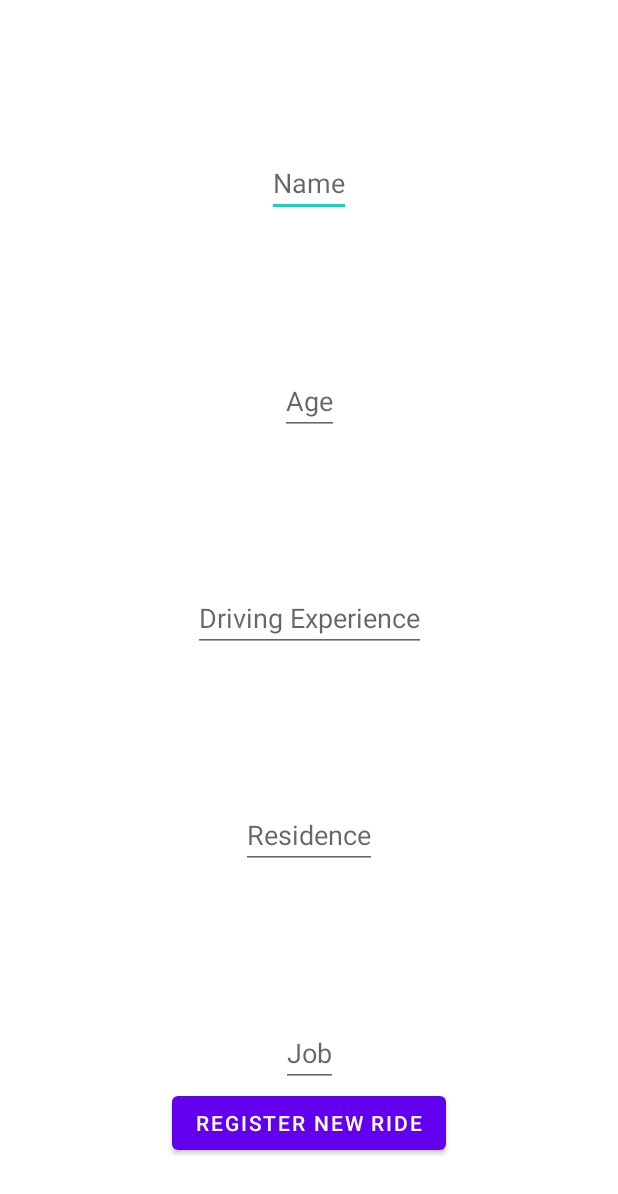
After one commit to 2rius/safer-driving, an Android app: the layout activity_register_driver.xml on its own in the app's theme, with its tools: preview values and no code run, on a phone screen of 412 x 824 dp. The commit adds this screen. Shown: the top 1194 px of the screen. Run offline under Robolectric (Android 15) with nearby library versions, the phone set to English and light mode, and no system bars.

Commit message:
layout and actvities

```diff
--- a/app/build.gradle
+++ b/app/build.gradle
@@ -42,6 +42,8 @@ dependencies {
     implementation 'androidx.appcompat:appcompat:1.6.1'
     implementation 'com.google.android.material:material:1.9.0'
     implementation 'androidx.constraintlayout:constraintlayout:2.1.4'
+    implementation 'androidx.navigation:navigation-fragment-ktx:2.6.0'
+    implementation 'androidx.navigation:navigation-ui-ktx:2.6.0'
     testImplementation 'junit:junit:4.13.2'
     androidTestImplementation 'androidx.test.ext:junit:1.1.5'
     androidTestImplementation 'androidx.test.espresso:espresso-core:3.5.1'
--- /dev/null
+++ b/app/src/main/res/layout/activity_register_driver.xml
@@ -0,0 +1,70 @@
+<?xml version="1.0" encoding="utf-8"?>
+<androidx.constraintlayout.widget.ConstraintLayout xmlns:android="http://schemas.android.com/apk/res/android"
+    xmlns:app="http://schemas.android.com/apk/res-auto"
+    xmlns:tools="http://schemas.android.com/tools"
+    android:layout_width="match_parent"
+    android:layout_height="match_parent"
+    tools:context=".activities.RegisterDriver">
+
+    <EditText
+        android:id="@+id/editTextName"
+        android:layout_width="wrap_content"
+        android:layout_height="wrap_content"
+        android:hint="Name"
+        app:layout_constraintTop_toTopOf="parent"
+        app:layout_constraintBottom_toTopOf="@+id/editTextAge"
+        app:layout_constraintStart_toStartOf="parent"
+        app:layout_constraintEnd_toEndOf="parent" />
+
+    <EditText
+        android:id="@+id/editTextAge"
+        android:layout_width="wrap_content"
+        android:layout_height="wrap_content"
+        android:hint="Age"
+        app:layout_constraintTop_toBottomOf="@+id/editTextName"
+        app:layout_constraintBottom_toTopOf="@+id/editTextDrivingExperience"
+        app:layout_constraintStart_toStartOf="parent"
+        app:layout_constraintEnd_toEndOf="parent" />
+
+    <EditText
+        android:id="@+id/editTextDrivingExperience"
+        android:layout_width="wrap_content"
+        android:layout_height="wrap_content"
+        android:hint="Driving Experience"
+        app:layout_constraintTop_toBottomOf="@+id/editTextAge"
+        app:layout_constraintBottom_toTopOf="@+id/editTextResidence"
+        app:layout_constraintStart_toStartOf="parent"
+        app:layout_constraintEnd_toEndOf="parent" />
+
+    <EditText
+        android:id="@+id/editTextResidence"
+        android:layout_width="wrap_content"
+        android:layout_height="wrap_content"
+        android:hint="Residence"
+        app:layout_constraintTop_toBottomOf="@+id/editTextDrivingExperience"
+        app:layout_constraintBottom_toTopOf="@+id/editTextJob"
+        app:layout_constraintStart_toStartOf="parent"
+        app:layout_constraintEnd_toEndOf="parent" />
+
+    <EditText
+        android:id="@+id/editTextJob"
+        android:layout_width="wrap_content"
+        android:layout_height="wrap_content"
+        android:hint="Job"
+        app:layout_constraintTop_toBottomOf="@+id/editTextResidence"
+        app:layout_constraintBottom_toBottomOf="parent"
+        app:layout_constraintStart_toStartOf="parent"
+        app:layout_constraintEnd_toEndOf="parent" />
+
+    <Button
+        android:id="@+id/register_new_ride"
+        android:layout_width="wrap_content"
+        android:layout_height="wrap_content"
+        android:text="@string/register_new_ride"
+        app:layout_constraintTop_toBottomOf="@id/editTextJob"
+        app:layout_constraintStart_toStartOf="parent"
+        app:layout_constraintEnd_toEndOf="parent" />
+
+    <!-- Add more EditText fields as needed -->
+
+</androidx.constraintlayout.widget.ConstraintLayout>
--- /dev/null
+++ b/app/src/main/res/values-land/dimens.xml
@@ -0,0 +1,3 @@
+<resources>
+    <dimen name="fab_margin">48dp</dimen>
+</resources>
--- /dev/null
+++ b/app/src/main/res/values-w1240dp/dimens.xml
@@ -0,0 +1,3 @@
+<resources>
+    <dimen name="fab_margin">200dp</dimen>
+</resources>
--- /dev/null
+++ b/app/src/main/res/values-w600dp/dimens.xml
@@ -0,0 +1,3 @@
+<resources>
+    <dimen name="fab_margin">48dp</dimen>
+</resources>
--- /dev/null
+++ b/app/src/main/res/values/dimens.xml
@@ -0,0 +1,3 @@
+<resources>
+    <dimen name="fab_margin">16dp</dimen>
+</resources>
--- a/app/src/main/res/values/strings.xml
+++ b/app/src/main/res/values/strings.xml
@@ -3,4 +3,8 @@
     <string name="speed">Speed loading…</string>
     <string name="speed_result">Speed: %s</string>
     <string name="error">Error: %s</string>
+    <string name="title_activity_live_data_display">LiveDataDisplay</string>
+    <string name="register_new_ride">Register new ride</string>
+
+
 </resources>
--- a/app/src/main/res/values/themes.xml
+++ b/app/src/main/res/values/themes.xml
@@ -13,4 +13,13 @@
         <item name="android:statusBarColor">?attr/colorPrimaryVariant</item>
         <!-- Customize your theme here. -->
     </style>
+
+    <style name="Theme.SaferDriving.NoActionBar">
+        <item name="windowActionBar">false</item>
+        <item name="windowNoTitle">true</item>
+    </style>
+
+    <style name="Theme.SaferDriving.AppBarOverlay" parent="ThemeOverlay.AppCompat.Dark.ActionBar" />
+
+    <style name="Theme.SaferDriving.PopupOverlay" parent="ThemeOverlay.AppCompat.Light" />
 </resources>
```
Also changed, not shown: app/src/main/AndroidManifest.xml (+11 -1 lines), app/src/main/java/com/example/saferdriving/activities/LiveDataDisplay.kt (added, +41 -0 lines), app/src/main/java/com/example/saferdriving/activities/RegisterDriver.kt (added, +12 -0 lines), app/src/main/res/layout/activity_live_data_display.xml (added, +33 -0 lines), app/src/main/res/layout/activity_main.xml (+11 -0 lines), app/src/main/res/layout/content_live_data_display.xml (added, +19 -0 lines), app/src/main/res/navigation/nav_graph.xml (added, +28 -0 lines).
